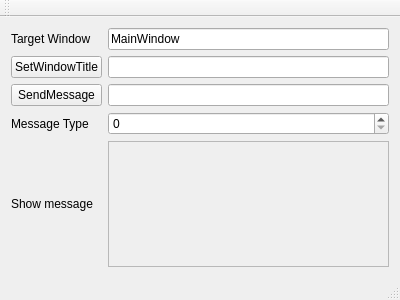
Above: mainwindow.ui from kevin14144/Windows-Message before the change. Below: the same form after it.
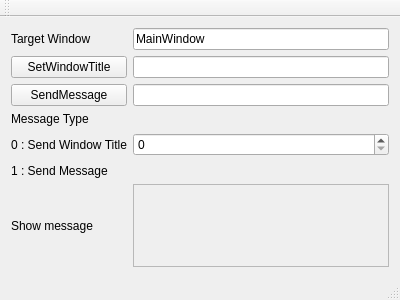
That is the form after the change.

The edit to the form file:
```diff
--- a/mainwindow.ui
+++ b/mainwindow.ui
@@ -78,7 +78,7 @@
     <item row="3" column="0">
      <widget class="QLabel" name="label_3">
       <property name="text">
-       <string>Message Type</string>
+       <string>&lt;html&gt;&lt;head/&gt;&lt;body&gt;&lt;p&gt;Message Type&lt;/p&gt;&lt;p&gt;0 : Send Window Title&lt;/p&gt;&lt;p&gt;1 : Send Message&lt;/p&gt;&lt;/body&gt;&lt;/html&gt;</string>
       </property>
      </widget>
     </item>
```
Left out of the diff: 9 changed lines with no effect on the pictures.
